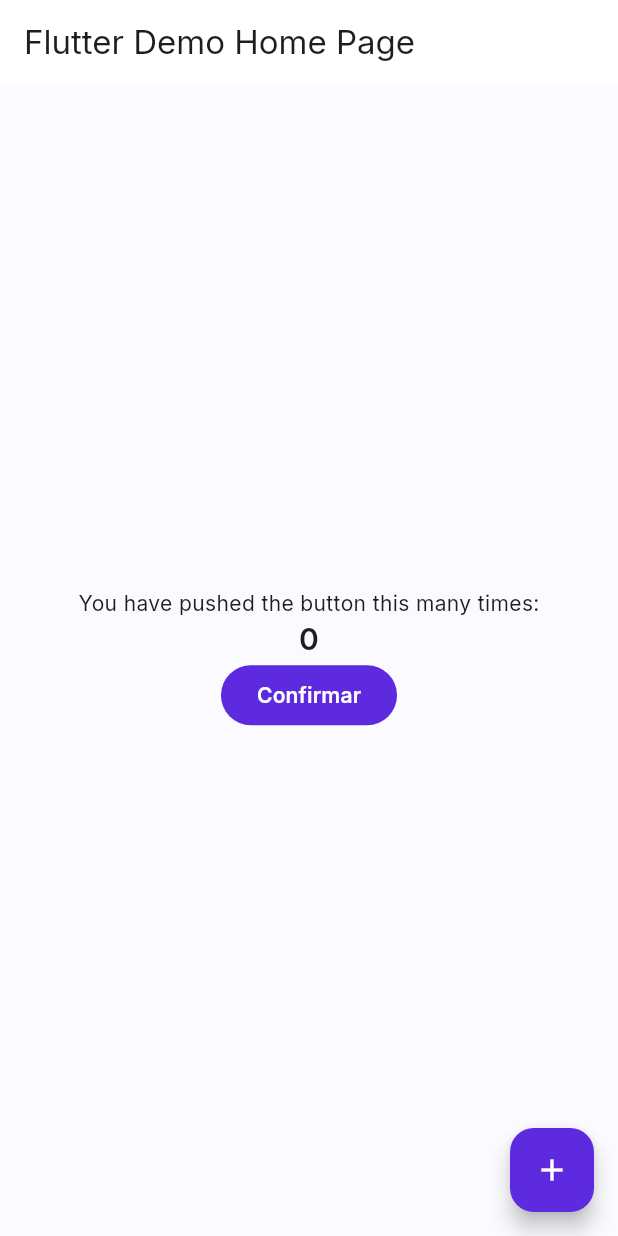
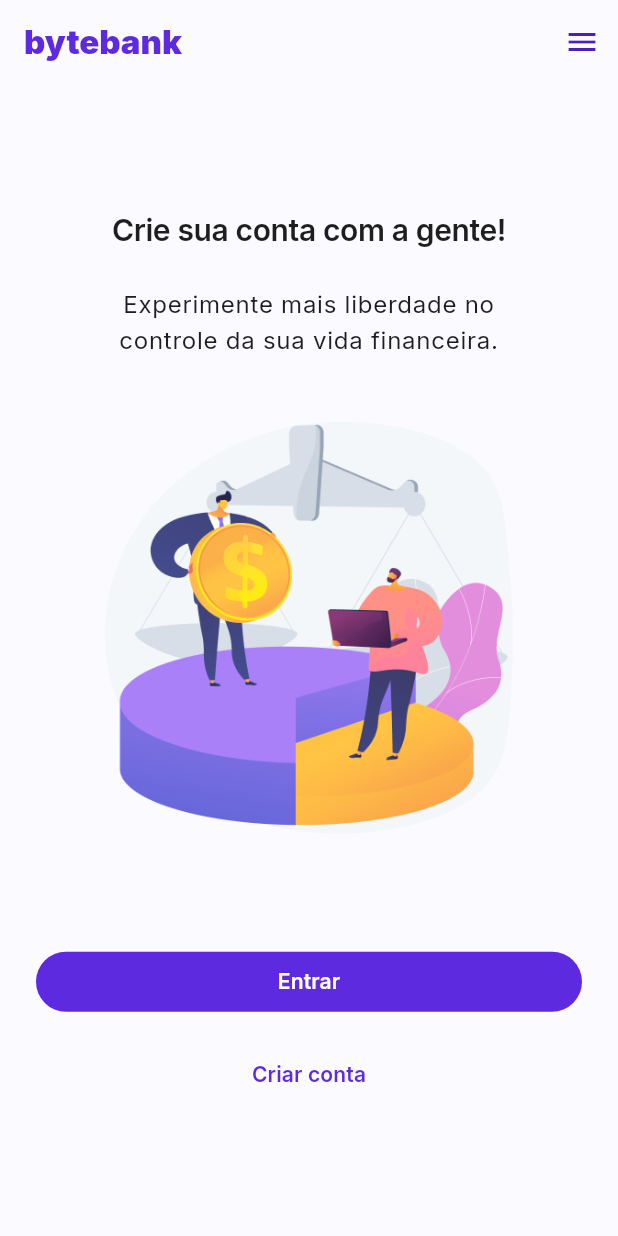
Before and after one commit to carolinarosatto/tech-challenge-3, a Flutter app: the screen it shows after launch, on a phone screen of 412 x 824 dp. Run offline on Flutter 3.47's test engine with Material 3 defaults, Android fonts, the phone set to English and light mode, and no system bars; our stand-ins replace firebase_core; accounts and stored records are empty.

Commit message:
feat: login page layout

```diff
--- a/lib/main.dart
+++ b/lib/main.dart
@@ -1,5 +1,6 @@
 import 'package:firebase_core/firebase_core.dart';
 import 'package:flutter/material.dart';
+import 'package:tech_challenge_3/views/pages/login_page.dart';
 import 'core/theme/theme.dart';
 import 'firebase_options.dart';
 
@@ -19,56 +20,9 @@ class MyApp extends StatelessWidget {
   Widget build(BuildContext context) {
     return MaterialApp(
       title: 'Flutter Demo',
+      debugShowCheckedModeBanner: false,
       theme: AppTheme.theme,
-      home: const MyHomePage(title: 'Flutter Demo Home Page'),
+      home: LoginPage(),
     );
   }
 }
-
-class MyHomePage extends StatefulWidget {
-  const MyHomePage({super.key, required this.title});
-
-  final String title;
-
-  @override
-  State<MyHomePage> createState() => _MyHomePageState();
-}
-
-class _MyHomePageState extends State<MyHomePage> {
-  int _counter = 0;
-
-  void _incrementCounter() {
-    setState(() {
-      _counter++;
-    });
-  }
-
-  @override
-  Widget build(BuildContext context) {
-    return Scaffold(
-      appBar: AppBar(
-        backgroundColor: Theme.of(context).colorScheme.inversePrimary,
-
-        title: Text(widget.title),
-      ),
-      body: Center(
-        child: Column(
-          mainAxisAlignment: MainAxisAlignment.center,
-          children: <Widget>[
-            const Text('You have pushed the button this many times:'),
-            Text(
-              '$_counter',
-              style: Theme.of(context).textTheme.headlineMedium,
-            ),
-            FilledButton(onPressed: () {}, child: Text("Confirmar")),
-          ],
-        ),
-      ),
-      floatingActionButton: FloatingActionButton(
-        onPressed: _incrementCounter,
-        tooltip: 'Increment',
-        child: const Icon(Icons.add),
-      ), // This trailing comma makes auto-formatting nicer for build methods.
-    );
-  }
-}
--- a/lib/views/pages/login_page.dart
+++ b/lib/views/pages/login_page.dart
@@ -0,0 +1,61 @@
+import 'package:flutter/material.dart';
+import 'package:tech_challenge_3/core/theme/colors.dart';
+
+class LoginPage extends StatelessWidget {
+  const LoginPage({super.key});
+
+  @override
+  Widget build(BuildContext context) {
+    return Scaffold(
+      appBar: AppBar(
+        title: Text(
+          'bytebank',
+          style: TextStyle(
+            fontWeight: FontWeight.w900,
+            color: AppColors.brand500,
+          ),
+        ),
+        actions: [
+          IconButton(
+            onPressed: () {},
+            icon: Icon(Icons.menu, color: AppColors.brand600),
+          ),
+        ],
+      ),
+      body: Center(
+        child: Padding(
+          padding: const EdgeInsets.symmetric(horizontal: 24.0),
+          child: Column(
+            mainAxisAlignment: MainAxisAlignment.center,
+            crossAxisAlignment: CrossAxisAlignment.stretch,
+            children: [
+              Text(
+                'Crie sua conta com a gente!',
+                textAlign: TextAlign.center,
+                style: Theme.of(context).textTheme.headlineMedium,
+              ),
+              SizedBox(height: 24.0),
+              Padding(
+                padding: const EdgeInsets.symmetric(horizontal: 48.0),
+                child: Text(
+                  'Experimente mais liberdade no controle da sua vida financeira.',
+                  textAlign: TextAlign.center,
+                  style: Theme.of(context).textTheme.bodyLarge,
+                ),
+              ),
+              Image.asset(
+                'assets/images/lp_img.png',
+                width: 250,
+                fit: BoxFit.fill,
+              ),
+              SizedBox(height: 28.0),
+              FilledButton(onPressed: () {}, child: Text('Entrar')),
+              SizedBox(height: 14.0),
+              TextButton(onPressed: () {}, child: Text("Criar conta")),
+            ],
+          ),
+        ),
+      ),
+    );
+  }
+}
--- a/pubspec.yaml
+++ b/pubspec.yaml
@@ -63,8 +63,7 @@ flutter:
 
   # To add assets to your application, add an assets section, like this:
   assets:
-    - assets/
-  #   - images/a_dot_ham.jpeg
+    - assets/images/lp_img.png
 
   # An image asset can refer to one or more resolution-specific "variants", see
   # https://flutter.dev/to/resolution-aware-images
```
Also changed, not shown: assets/images/lp_img.png (added).
